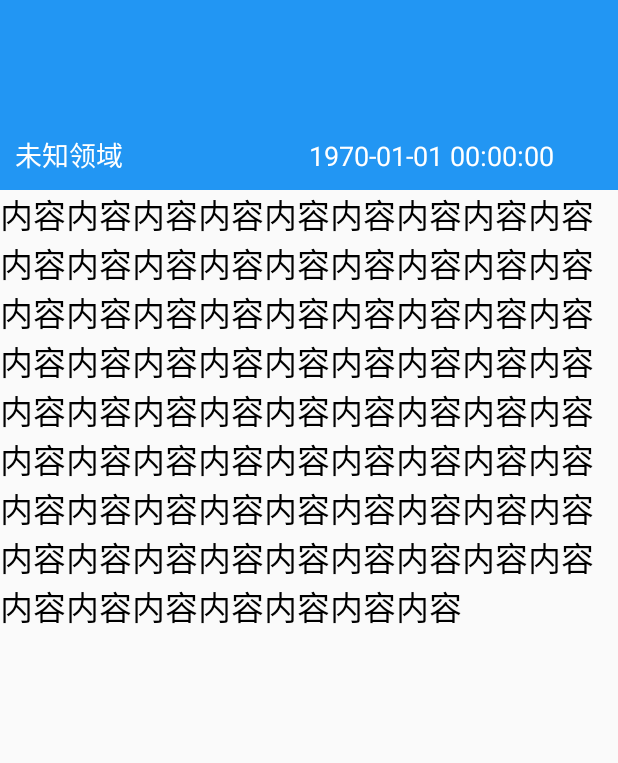
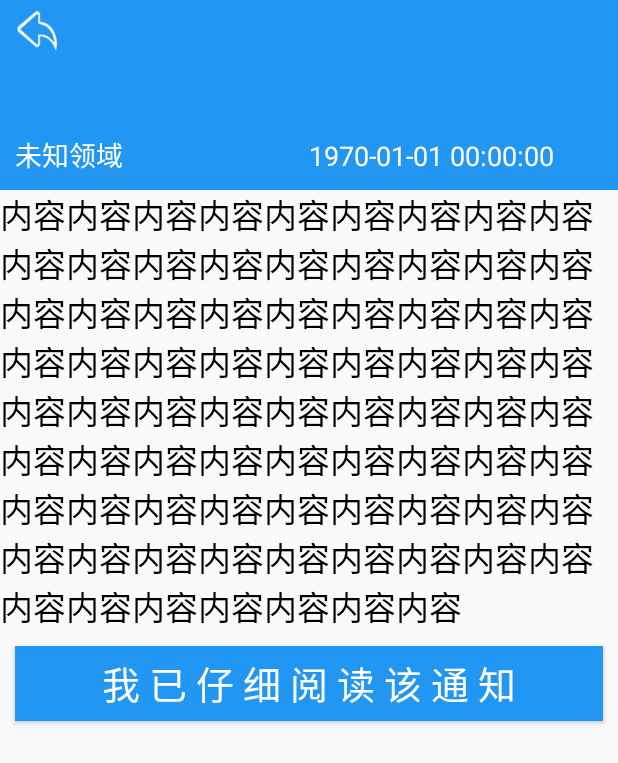
Before and after one commit to Croxxpwn/BuaaHelper-Android, an Android app: the DetailActivity screen opened directly, with no data from a screen before it, on a phone screen of 412 x 824 dp. Shown: the top 763 px of the screen. Run offline under Robolectric (Android 15) with nearby library versions, the phone set to English and light mode, and no system bars; libraries missing offline, so code that uses them is left out: com.j256.ormlite; 11 statements that could not run were skipped.

Commit message:
Add UnRead Icon to the List. Add go back button on DetailView. Add Important notification handler. Add confirm button for important notification.

```diff
--- a/app/src/main/java/com/ourbuaa/buaahelper/BUAAPullRefreshLayout.java
+++ b/app/src/main/java/com/ourbuaa/buaahelper/BUAAPullRefreshLayout.java
@@ -2,9 +2,7 @@ package com.ourbuaa.buaahelper;
 
 import android.content.Context;
 import android.util.AttributeSet;
-import android.util.Log;
 import android.view.MotionEvent;
-
 
 import com.baoyz.widget.PullRefreshLayout;
 
--- a/app/src/main/java/com/ourbuaa/buaahelper/DBNotificationDao.java
+++ b/app/src/main/java/com/ourbuaa/buaahelper/DBNotificationDao.java
@@ -1,14 +1,10 @@
 package com.ourbuaa.buaahelper;
 
 import android.content.Context;
-import android.util.Log;
-import android.widget.LinearLayout;
 
 import com.j256.ormlite.android.apptools.OpenHelperManager;
 import com.j256.ormlite.dao.Dao;
 
-import java.sql.SQLException;
-import java.sql.Timestamp;
 import java.util.ArrayList;
 import java.util.List;
 
--- a/app/src/main/java/com/ourbuaa/buaahelper/DBUserBean.java
+++ b/app/src/main/java/com/ourbuaa/buaahelper/DBUserBean.java
@@ -4,8 +4,8 @@ package com.ourbuaa.buaahelper;
  * Created by Croxx on 2017/5/25.
  */
 
+import com.j256.ormlite.field.DatabaseField;
 import com.j256.ormlite.table.DatabaseTable;
-import com.j256.ormlite.field.DatabaseField;
 
 
 @DatabaseTable(tableName = "user")
--- a/app/src/main/java/com/ourbuaa/buaahelper/DBUserDao.java
+++ b/app/src/main/java/com/ourbuaa/buaahelper/DBUserDao.java
@@ -1,7 +1,6 @@
 package com.ourbuaa.buaahelper;
 
 import android.content.Context;
-import android.util.Log;
 
 import com.j256.ormlite.android.apptools.OpenHelperManager;
 import com.j256.ormlite.dao.Dao;
--- a/app/src/main/java/com/ourbuaa/buaahelper/DatabaseHelper.java
+++ b/app/src/main/java/com/ourbuaa/buaahelper/DatabaseHelper.java
@@ -1,12 +1,13 @@
 package com.ourbuaa.buaahelper;
 
 import android.content.Context;
-import java.sql.SQLException;
 import android.database.sqlite.SQLiteDatabase;
 
 import com.j256.ormlite.android.apptools.OrmLiteSqliteOpenHelper;
 import com.j256.ormlite.support.ConnectionSource;
 import com.j256.ormlite.table.TableUtils;
+
+import java.sql.SQLException;
 
 /**
  * Created by Croxx on 2017/5/25.
--- a/app/src/main/java/com/ourbuaa/buaahelper/DetailActivity.java
+++ b/app/src/main/java/com/ourbuaa/buaahelper/DetailActivity.java
@@ -1,14 +1,13 @@
 package com.ourbuaa.buaahelper;
 
 import android.os.AsyncTask;
+import android.os.Bundle;
 import android.support.v7.app.AppCompatActivity;
-import android.os.Bundle;
-import android.text.Editable;
 import android.text.Html;
+import android.view.View;
+import android.widget.Button;
+import android.widget.ImageButton;
 import android.widget.TextView;
-
-import org.w3c.dom.Text;
-import org.xml.sax.XMLReader;
 
 public class DetailActivity extends AppCompatActivity {
 
@@ -17,15 +16,18 @@ public class DetailActivity extends AppCompatActivity {
     private TextView timeTW;
     private TextView contentTW;
 
-    class ReadNotificationTask extends AsyncTask<Integer,Void,Void>{
+    int id;
+
+    class ReadNotificationTask extends AsyncTask<Integer, Void, Void> {
         @Override
         protected Void doInBackground(Integer... params) {
             int id = params[0];
-            ClientUtils.ReadNotification(SharedData.getU(),id);
+            ClientUtils.ReadNotification(SharedData.getU(), id);
+            DBNotificationDao dao = new DBNotificationDao(DetailActivity.this);
+            dao.ReadNotification(id,SharedData.getU().getUsername());
             return null;
         }
     }
-
 
 
     @Override
@@ -35,15 +37,15 @@ public class DetailActivity extends AppCompatActivity {
 
         Bundle extras = getIntent().getExtras();
 
-        int id = extras.getInt("id");
+        id = extras.getInt("id");
 
-        DBNotificationDao dao=new DBNotificationDao(DetailActivity.this);
-        DBNotificationBean bean = dao.getNotificationById(id,SharedData.getU().getUsername());
+        DBNotificationDao dao = new DBNotificationDao(DetailActivity.this);
+        DBNotificationBean bean = dao.getNotificationById(id, SharedData.getU().getUsername());
 
-        titleTW = (TextView)findViewById(R.id.detail_title);
-        departmentTW = (TextView)findViewById(R.id.detail_department);
-        timeTW = (TextView)findViewById(R.id.detail_time);
-        contentTW = (TextView)findViewById(R.id.detail_content);
+        titleTW = (TextView) findViewById(R.id.detail_title);
+        departmentTW = (TextView) findViewById(R.id.detail_department);
+        timeTW = (TextView) findViewById(R.id.detail_time);
+        contentTW = (TextView) findViewById(R.id.detail_content);
 
         String title = bean.getTitle();
         int department = bean.getDepartment();
@@ -56,7 +58,33 @@ public class DetailActivity extends AppCompatActivity {
         timeTW.setText(date);
         contentTW.setText(Html.fromHtml(content));
 
-        new ReadNotificationTask().execute(id);
+
+        if (bean.getRead() == 0 && bean.getImportant() == 0) {
+            new ReadNotificationTask().execute(id);
+        }
+
+
+        ImageButton button_back = (ImageButton) findViewById(R.id.button_back);
+        button_back.setOnClickListener(new View.OnClickListener() {
+            @Override
+            public void onClick(View v) {
+                DetailActivity.this.finish();
+            }
+        });
+
+
+        final Button button_read = (Button) findViewById(R.id.detail_button_read);
+        button_read.setOnClickListener(new View.OnClickListener() {
+            @Override
+            public void onClick(View v) {
+                new ReadNotificationTask().execute(id);
+                button_read.setVisibility(View.INVISIBLE);
+            }
+        });
+
+        if (bean.getImportant() == 0 || bean.getRead() == 1) {
+            button_read.setVisibility(View.INVISIBLE);
+        }
 
     }
 }
--- a/app/src/main/java/com/ourbuaa/buaahelper/MainActivity.java
+++ b/app/src/main/java/com/ourbuaa/buaahelper/MainActivity.java
@@ -1,12 +1,11 @@
 package com.ourbuaa.buaahelper;
 
+import android.app.FragmentManager;
 import android.content.Intent;
-
 import android.os.AsyncTask;
+import android.os.Bundle;
 import android.support.v4.widget.DrawerLayout;
 import android.support.v7.app.AppCompatActivity;
-import android.os.Bundle;
-import android.app.FragmentManager;
 import android.view.Gravity;
 import android.view.View;
 import android.widget.Button;
--- a/app/src/main/res/layout/activity_detail.xml
+++ b/app/src/main/res/layout/activity_detail.xml
@@ -13,7 +13,20 @@
         android:layout_width="match_parent"
         android:layout_height="40dp"
         android:background="#2296F3"
-        android:orientation="horizontal">
+        android:orientation="horizontal"
+        android:paddingBottom="5dp"
+        android:paddingLeft="10dp"
+        android:paddingRight="10dp"
+        android:paddingTop="5dp">
+
+        <ImageButton
+            android:id="@+id/button_back"
+            android:layout_width="30dp"
+            android:layout_height="30dp"
+            android:adjustViewBounds="true"
+            android:background="@android:color/transparent"
+            android:scaleType="fitXY"
+            android:src="@drawable/ic_withdraw" />
 
     </LinearLayout>
 
@@ -82,12 +95,22 @@
                 android:textSize="22dp" />
 
             <GridLayout
+                android:id="@+id/detail_file_grid"
                 android:layout_width="match_parent"
                 android:layout_height="wrap_content"
-                android:columnCount="2"
-                android:id="@+id/detail_file_grid">
+                android:columnCount="2">
 
             </GridLayout>
+
+            <Button
+                android:id="@+id/detail_button_read"
+                android:layout_width="match_parent"
+                android:layout_height="50dp"
+                android:layout_margin="10dp"
+                android:background="#2296F3"
+                android:text="我 已 仔 细 阅 读 该 通 知"
+                android:textColor="#FFFFFF"
+                android:textSize="25dp" />
 
         </LinearLayout>
 
```
Also changed, not shown: app/src/main/java/com/ourbuaa/buaahelper/DBNotificationBean.java (+14 -3 lines), app/src/main/java/com/ourbuaa/buaahelper/LoginActivity.java (+2 -27 lines), app/src/main/java/com/ourbuaa/buaahelper/NotificationFragment.java (+12 -10 lines), app/src/main/res/layout/item_notifaction.xml (+23 -7 lines), app/src/main/res/drawable/ic_blue_dot.png (added).
